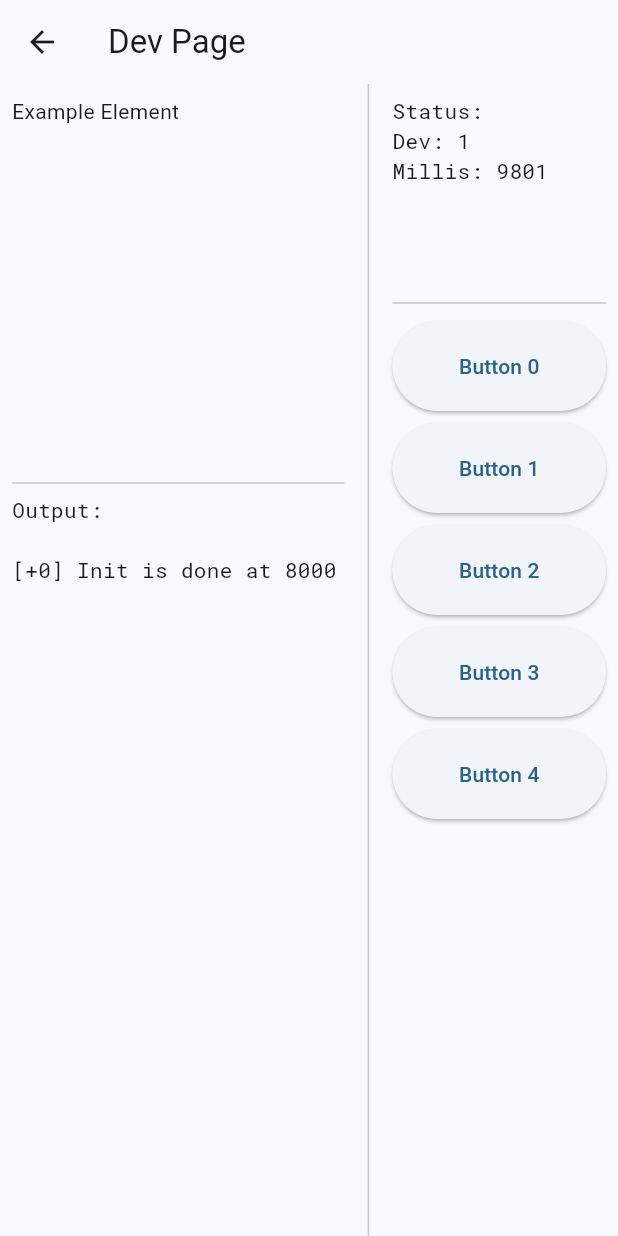
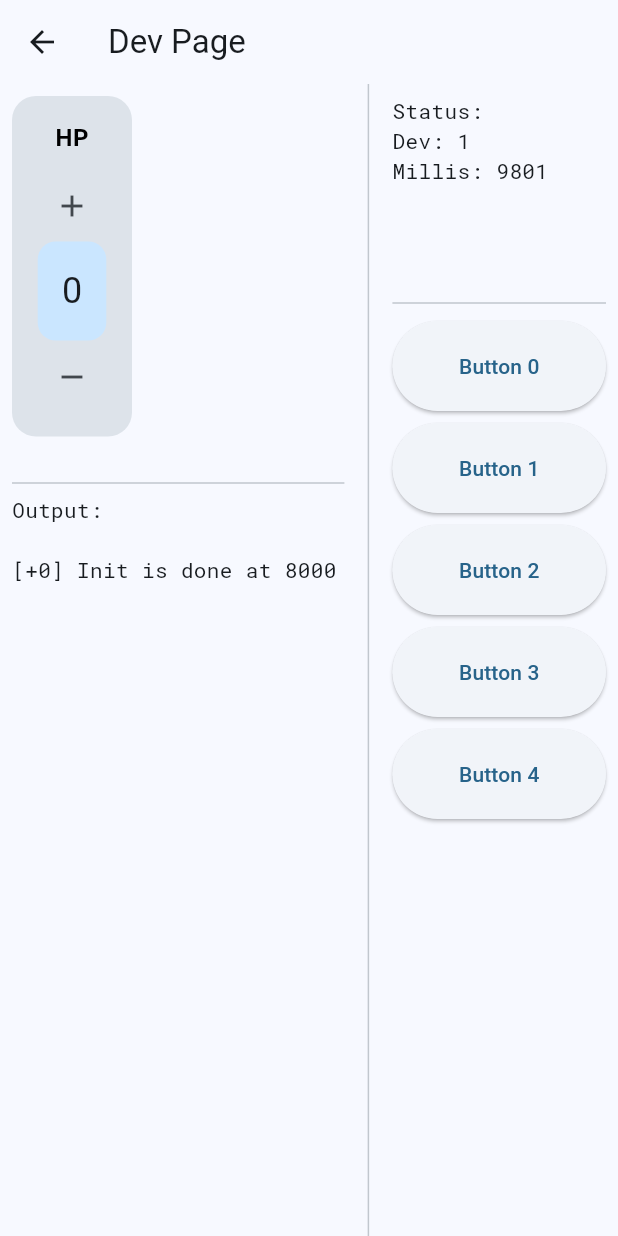
Before and after one commit to savejeff/FandomClashApp, a Flutter app: the DevPage screen opened directly, on a phone screen of 412 x 824 dp. Run offline on Flutter 3.47's test engine with Material 3 defaults, Android fonts, the phone set to English and light mode, and no system bars; our stand-ins replace sprintf.

Commit message:
created integer modifier and added modifier for HP, AP and MR on the right side

```diff
--- a/lib/pages/develop/dev_page.dart
+++ b/lib/pages/develop/dev_page.dart
@@ -4,6 +4,7 @@ import 'dart:async';
 import '../../util.dart';
 import 'dev_base.dart';
 
+import '../../widgets/value_modifier_widget.dart';
 
 
 class DevPage extends StatefulWidget {
@@ -23,6 +24,8 @@ class _DevPageState extends DevPageBaseState<DevPage> {
 
   // Initial incrementStep for the Counter widget
   int incrementStep = 1;
+
+  int selectedValue = 0;
 
   /*******************************************************/
 
@@ -120,7 +123,15 @@ class _DevPageState extends DevPageBaseState<DevPage> {
   Widget _buildDevElements() {
     return
     //************************* dev element here ***************************
-      Text("Example Element")
+      IntegerModifierWidget(
+        label: "HP",
+        initialValue: selectedValue,
+        onValueChanged: (value) {
+          setState(() {
+            selectedValue = value;
+          });
+        }, // Handle value changes
+      )
     //**********************************************************************
     ;
   }
--- /dev/null
+++ b/lib/widgets/value_modifier_widget.dart
@@ -0,0 +1,100 @@
+import 'package:flutter/material.dart';
+
+
+
+class IntegerModifierWidget extends StatefulWidget {
+  final int initialValue;
+  final void Function(int) onValueChanged;
+  final String label; // Added a label parameter
+
+  const IntegerModifierWidget({
+    Key? key,
+    required this.initialValue,
+    required this.onValueChanged,
+    required this.label, // Require the label in constructor
+  }) : super(key: key);
+
+  @override
+  _IntegerModifierWidgetState createState() => _IntegerModifierWidgetState();
+}
+
+
+
+class _IntegerModifierWidgetState extends State<IntegerModifierWidget> {
+  late int currentValue;
+
+  @override
+  void initState() {
+    super.initState();
+    currentValue = widget.initialValue;
+  }
+
+  void _incrementValue() {
+    setState(() {
+      currentValue++;
+    });
+    widget.onValueChanged(currentValue);
+  }
+
+  void _decrementValue() {
+    setState(() {
+      currentValue--;
+    });
+    widget.onValueChanged(currentValue);
+  }
+
+  @override
+  Widget build(BuildContext context) {
+    // Use Theme to access primary container color and surface variant
+    final theme = Theme.of(context);
+    final containerColor = theme.colorScheme.primaryContainer;
+    final backgroundColor = theme.colorScheme.surfaceVariant; // Surface variant for whole widget
+
+    return Container(
+      padding: EdgeInsets.all(16), // Padding for the entire widget
+      decoration: BoxDecoration(
+        color: backgroundColor, // Apply surface variant as background
+        borderRadius: BorderRadius.circular(16), // Rounded corners for the whole widget
+      ),
+      child: Column(
+        mainAxisAlignment: MainAxisAlignment.center,
+        children: [
+          // Label at the top
+          Text(
+            widget.label,
+            style: TextStyle(
+              fontWeight: FontWeight.bold,
+              fontSize: 16,
+              color: Colors.black,
+            ),
+          ),
+          SizedBox(height: 10), // Space between label and increment button
+          // Plus button
+          IconButton(
+            icon: Icon(Icons.add),
+            onPressed: _incrementValue,
+          ),
+          // Container with a square background and rounded corners for the value
+          Container(
+            padding: EdgeInsets.all(16),
+            decoration: BoxDecoration(
+              color: containerColor,
+              borderRadius: BorderRadius.circular(12),
+            ),
+            child: Text(
+              '$currentValue',
+              style: TextStyle(
+                fontSize: 24,
+              ),
+            ),
+          ),
+          // Minus button
+          IconButton(
+            icon: Icon(Icons.remove),
+            onPressed: _decrementValue,
+          ),
+        ],
+      ),
+    );
+  }
+}
```
Also changed, not shown: lib/pages/main_page.dart (+57 -48 lines), lib/widgets/character_interaction_interface_widget.dart (added, +98 -0 lines), lib/widgets/character_list_widget.dart (added, +66 -0 lines).
